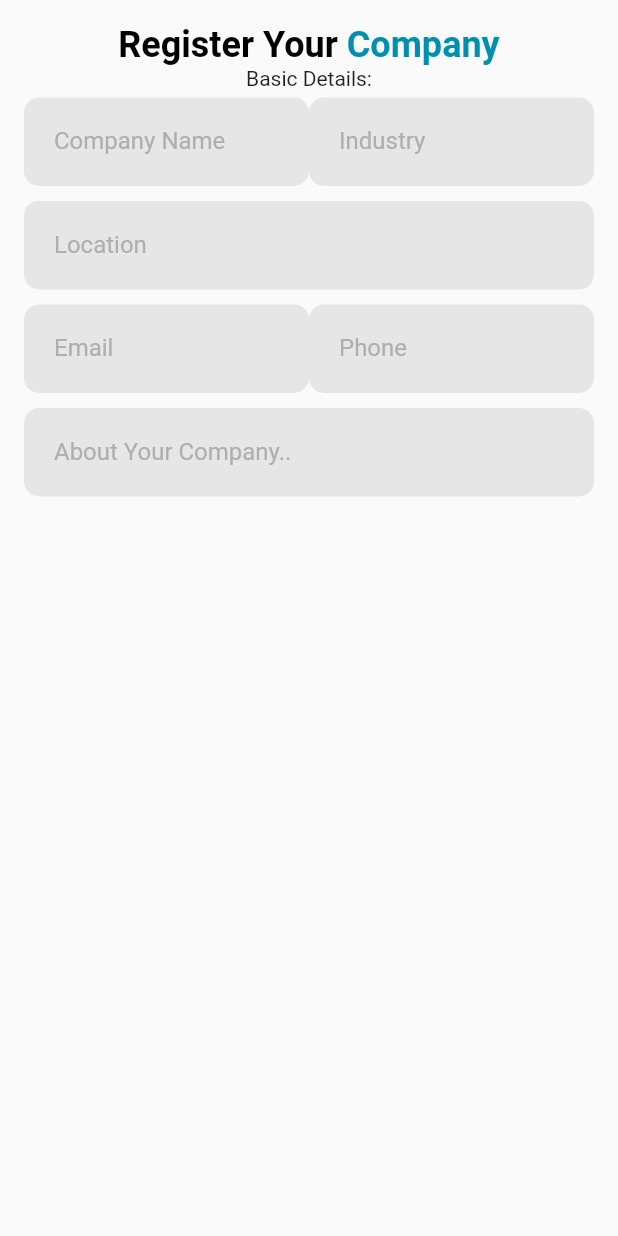
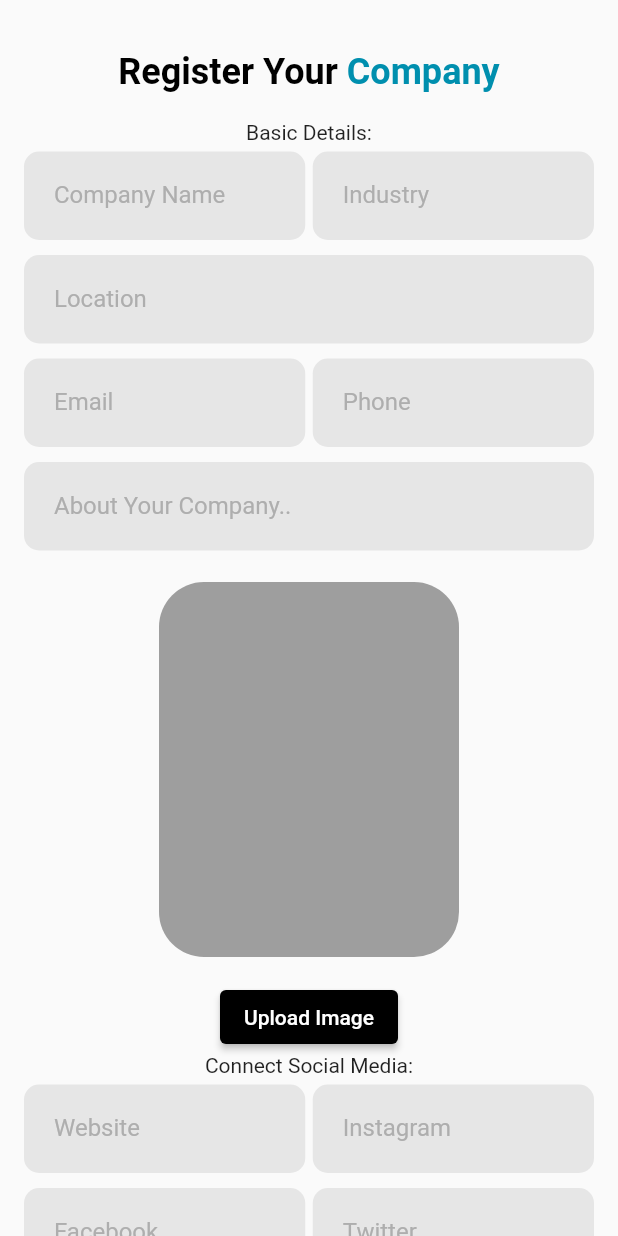
Before and after one commit to ArshadZanin/company_JobsWay, a Flutter app: the RegisterPage screen opened directly, on a phone screen of 412 x 824 dp. Run offline on Flutter 3.47's test engine with Material 2 defaults, Android fonts, the phone set to English and light mode, and no system bars; our stand-ins replace get.

Commit message:
ui started

```diff
--- a/lib/login_register/register.dart
+++ b/lib/login_register/register.dart
@@ -1,17 +1,18 @@
 import 'package:flutter/material.dart';
 import 'package:get/get.dart';
 import 'package:jobs_way_company/controller/widget_controller.dart';
+import 'package:jobs_way_company/login_register/otp.dart';
 
 class RegisterPage extends StatefulWidget {
-  const  RegisterPage({Key? key}) : super(key: key);
+  const RegisterPage({Key? key}) : super(key: key);
 
   @override
   State<RegisterPage> createState() => _RegisterPageState();
 }
 
 class _RegisterPageState extends State<RegisterPage> {
+  final widgets = Get.put(WidgetController());
 
-  final widgets = Get.put(WidgetController());
   ///assign controllers
   final companyNameController = TextEditingController();
   final industryController = TextEditingController();
@@ -19,18 +20,29 @@ class _RegisterPageState extends State<RegisterPage> {
   final emailController = TextEditingController();
   final phoneController = TextEditingController();
   final aboutController = TextEditingController();
+  final websiteController = TextEditingController();
+  final instagramController = TextEditingController();
+  final facebookController = TextEditingController();
+  final twitterController = TextEditingController();
+  final linkedinController = TextEditingController();
+  final passwordController = TextEditingController();
+  final confirmPasswordController = TextEditingController();
 
   @override
   Widget build(BuildContext context) {
-    return Scaffold(
+    return SafeArea(
+      child: Scaffold(
         body: SingleChildScrollView(
           child: Padding(
             padding: const EdgeInsets.all(16.0),
             child: Column(
               children: [
-              widgets.headingTexts(
+                Padding(
+                  padding: const EdgeInsets.all(18.0),
+                  child: widgets.headingTexts(
                     blackText: 'Register Your ',
                     colorText: 'Company',
+                  ),
                 ),
                 const Text('Basic Details:'),
                 Row(
@@ -38,42 +50,130 @@ class _RegisterPageState extends State<RegisterPage> {
                     Expanded(
                       child: widgets.textFieldGrey(
                           label: 'Company Name',
-                        textController: companyNameController
+                          textController: companyNameController),
                     ),
+                    const SizedBox(
+                      width: 5,
                     ),
                     Expanded(
                       child: widgets.textFieldGrey(
                           label: 'Industry',
-                        textController: industryController
-                      ),
+                          textController: industryController),
                     ),
                   ],
                 ),
                 widgets.textFieldGrey(
-                label: 'Location',
-                textController: locationController
+                    label: 'Location', textController: locationController),
+                Row(
+                  children: [
+                    Expanded(
+                      child: widgets.textFieldGrey(
+                          label: 'Email', textController: emailController),
+                    ),
+                    const SizedBox(
+                      width: 5,
+                    ),
+                    Expanded(
+                      child: widgets.textFieldGrey(
+                          label: 'Phone', textController: phoneController),
+                    ),
+                  ],
+                ),
+                widgets.textFieldGrey(
+                    label: 'About Your Company..',
+                    textController: aboutController),
+                Container(
+                  margin: const EdgeInsets.symmetric(vertical: 16),
+                  decoration: BoxDecoration(
+                      borderRadius: BorderRadius.circular(30),
+                      color: Colors.grey),
+                  height: 250,
+                  width: 200,
+                ),
+                ElevatedButton(
+                  style: ButtonStyle(
+                    backgroundColor: MaterialStateProperty.all(Colors.black),
+                  ),
+                  onPressed: () {},
+                  child: const Text(
+                    'Upload Image',
+                    style: TextStyle(color: Colors.white),
+                  ),
+                ),
+                const Text('Connect Social Media:'),
+                Row(
+                  children: [
+                    Expanded(
+                      child: widgets.textFieldGrey(
+                          label: 'Website', textController: websiteController),
+                    ),
+                    const SizedBox(
+                      width: 5,
+                    ),
+                    Expanded(
+                      child: widgets.textFieldGrey(
+                          label: 'Instagram',
+                          textController: instagramController),
+                    ),
+                  ],
                 ),
                 Row(
                   children: [
                     Expanded(
                       child: widgets.textFieldGrey(
-                        label: 'Email',
-                        textController: emailController
+                          label: 'Facebook',
+                          textController: facebookController),
                     ),
+                    const SizedBox(
+                      width: 5,
                     ),
                     Expanded(
                       child: widgets.textFieldGrey(
-                        label: 'Phone',
-                        textController: phoneController
+                          label: 'Twitter', textController: twitterController),
+                    ),
+                  ],
+                ),
+                widgets.textFieldGrey(
+                    label: 'LinkedIn', textController: linkedinController),
+                const Text('Create Password :'),
+                widgets.textFieldGrey(
+                    label: 'Password', textController: passwordController),
+                widgets.textFieldGrey(
+                    label: 'Confirm Password',
+                    textController: confirmPasswordController),
+                Padding(
+                  padding: const EdgeInsets.all(8.0),
+                  child: Row(
+                    children: const [
+                      Expanded(
+                        child: Icon(Icons.check_box),
+                      ),
+                      Expanded(
+                        flex: 5,
+                        child: Text(
+                          'I hereby declare that the information given'
+                          ' in this application is true and correct.',
                         ),
                       ),
                     ],
                   ),
-              widgets.textFieldGrey(
-                label: 'About Your Company..',
-                textController: aboutController
+                ),
+                Padding(
+                  padding: const EdgeInsets.all(18.0),
+                  child: widgets.textColorButton(
+                    text: 'Register Your Company',
+                    onPress: () {
+                      Navigator.push(
+                        context,
+                        MaterialPageRoute(
+                          builder: (_) => OtpEmail(),
+                        ),
+                      );
+                    },
+                  ),
                 ),
               ],
+            ),
           ),
         ),
       ),
```
Also changed, not shown: lib/login_register/otp.dart (added, +106 -0 lines), lib/pages/waiting_page.dart (added, +49 -0 lines). Lines whose indentation alone changed are shown as unchanged.
